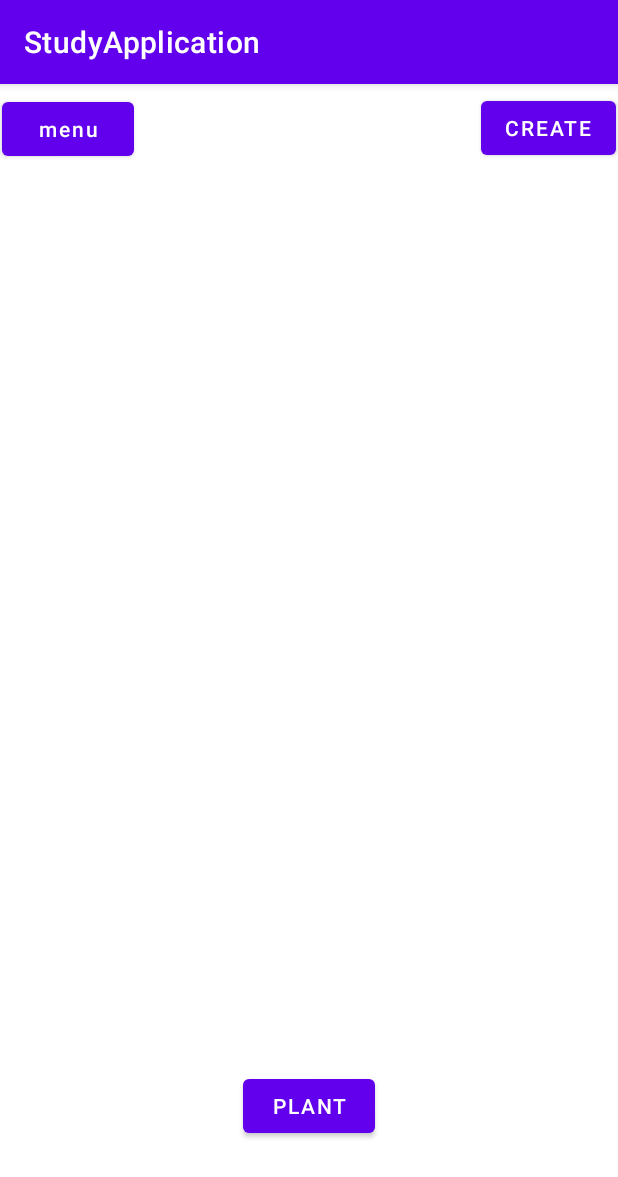
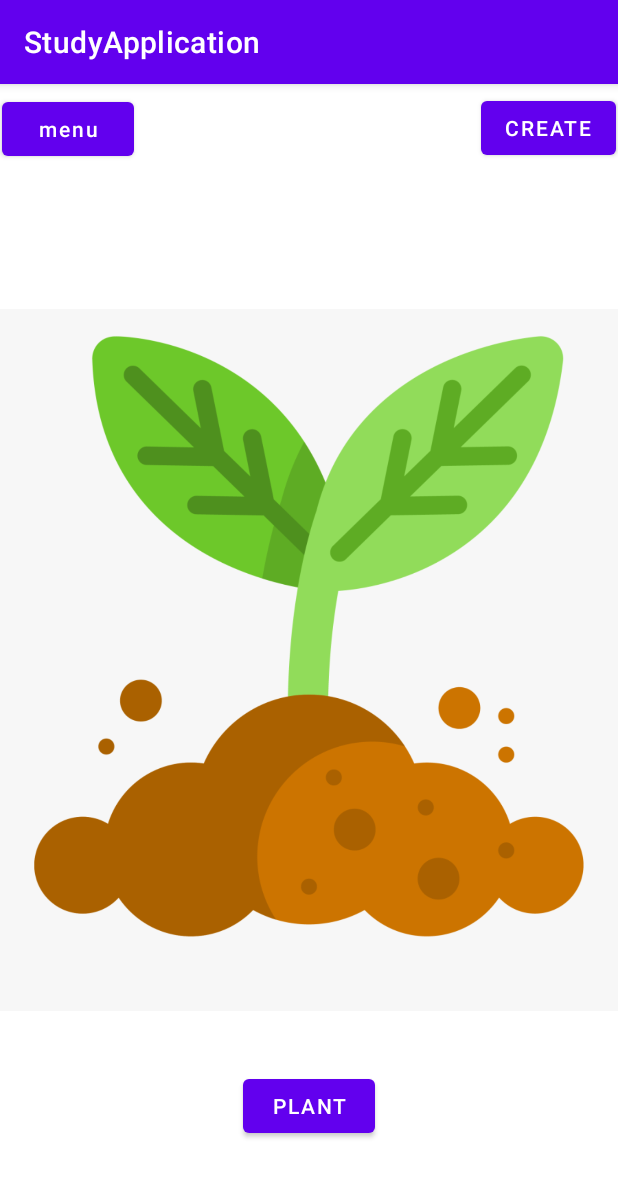
Before and after one commit to Drain-Crust/StudyApplication, an Android app: the HomeScreen screen opened directly, with no data from a screen before it, on a phone screen of 412 x 824 dp. Shown: the top 1177 px of the screen. Run offline under Robolectric (Android 15) with nearby library versions, the phone set to English and light mode, and no system bars.

Commit message:
added a plant to home page

```diff
--- a/app/src/main/java/com/example/studyapplication/MainActivity.java
+++ b/app/src/main/java/com/example/studyapplication/MainActivity.java
@@ -17,8 +17,6 @@ public class MainActivity extends AppCompatActivity {
         Button login_button = findViewById(R.id.login_button);
         login_button.setTransformationMethod(null);
     }
-
-
 
     public void toHomeScreen (View aView){
         Intent intent = new Intent(this,HomeScreen.class);
--- a/app/src/main/res/layout/activity_home_screen.xml
+++ b/app/src/main/res/layout/activity_home_screen.xml
@@ -44,4 +44,15 @@
         app:layout_constraintStart_toStartOf="parent"
         app:layout_constraintTop_toTopOf="parent"
         app:layout_constraintVertical_bias="0.913" />
+
+    <ImageView
+        android:id="@+id/plantView"
+        android:layout_width="wrap_content"
+        android:layout_height="wrap_content"
+        android:contentDescription="@string/its_a_plant"
+        app:layout_constraintBottom_toBottomOf="parent"
+        app:layout_constraintEnd_toEndOf="parent"
+        app:layout_constraintStart_toStartOf="parent"
+        app:layout_constraintTop_toTopOf="parent"
+        app:srcCompat="@drawable/plant_2" />
 </androidx.constraintlayout.widget.ConstraintLayout>
--- a/app/src/main/res/values/strings.xml
+++ b/app/src/main/res/values/strings.xml
@@ -14,4 +14,5 @@
     <string name="plant_button">Plant</string>
 
     <string name="progression_button">Progress</string>
+    <string name="its_a_plant">its a plant</string>
 </resources>
```
Also changed, not shown: app/src/main/res/drawable-v24/plant.png (added), app/src/main/res/drawable-v24/plant_2.png (added).
